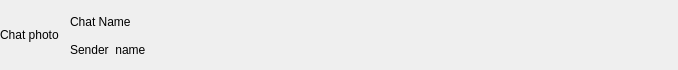
verina101/Chat-Application, file Chat-Application/ChatItem.ui: the form before one commit.
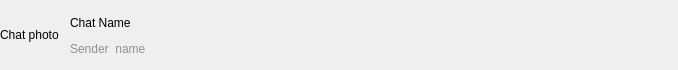
The form after the commit.

The edit to the form file:
```diff
--- a/Chat-Application/ChatItem.ui
+++ b/Chat-Application/ChatItem.ui
@@ -38,18 +38,25 @@
     <string>Chat photo</string>
    </property>
   </widget>
-  <widget class="QWidget" name="">
+  <widget class="QWidget" name="layoutWidget">
    <property name="geometry">
     <rect>
      <x>70</x>
      <y>10</y>
-     <width>601</width>
+     <width>602</width>
      <height>51</height>
     </rect>
    </property>
    <layout class="QVBoxLayout" name="verticalLayout">
+    <property name="spacing">
+     <number>2</number>
+    </property>
     <item>
      <widget class="QLabel" name="label_chatName">
+      <property name="styleSheet">
+       <string notr="true">font: 700 12pt &quot;Segoe UI&quot;;
+</string>
+      </property>
       <property name="text">
        <string>Chat Name</string>
       </property>
@@ -69,6 +76,9 @@
         <height>16777215</height>
        </size>
       </property>
+      <property name="styleSheet">
+       <string notr="true">color:rgb(144, 144, 144);</string>
+      </property>
       <property name="text">
        <string>Sender  name</string>
       </property>
```
